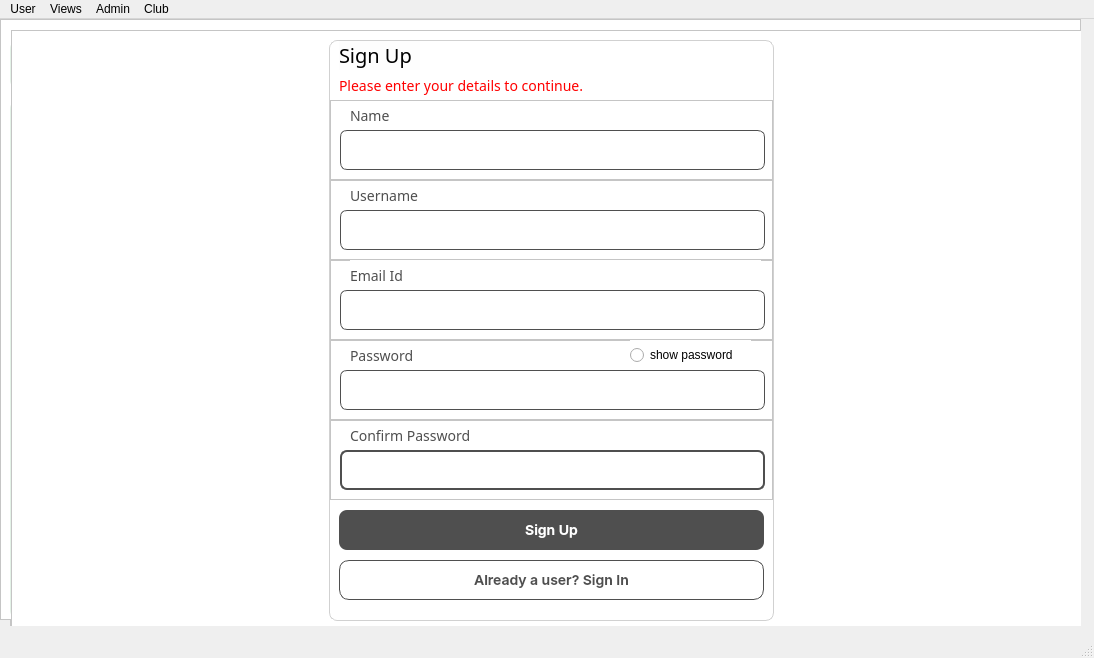
Qt form root_copy copy.ui (tejashwinn/22-01-2022) before a commit.
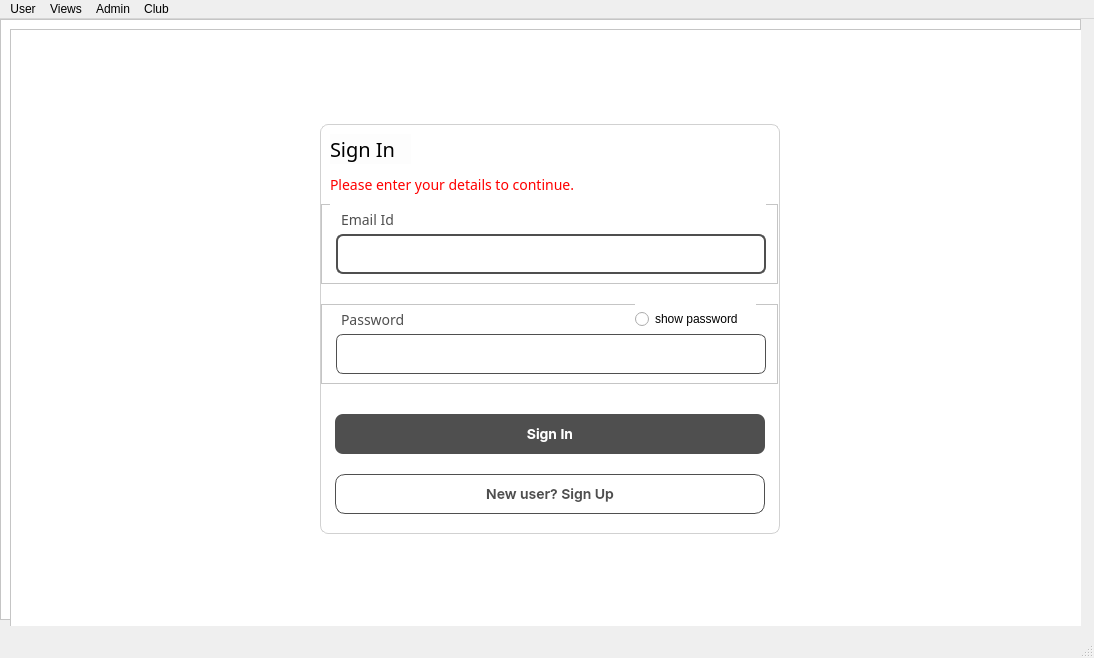
The same form after that commit. Icons and pictures are not drawn.

```diff
--- a/root_copy copy.ui
+++ b/root_copy copy.ui
@@ -923,6 +923,19 @@
 </string>
          </property>
         </widget>
+        <widget class="QRadioButton" name="in_password_radio">
+         <property name="geometry">
+          <rect>
+           <x>314</x>
+           <y>0</y>
+           <width>121</width>
+           <height>30</height>
+          </rect>
+         </property>
+         <property name="text">
+          <string>show password</string>
+         </property>
+        </widget>
        </widget>
        <widget class="QPushButton" name="in_sign_in_button">
         <property name="geometry">
@@ -1544,9 +1557,9 @@
     <zorder>static_assignment</zorder>
     <zorder>assign_scroll_area</zorder>
    </widget>
-   <zorder>in_outer_frame</zorder>
    <zorder>main_class_frame</zorder>
    <zorder>up_outer_frame</zorder>
+   <zorder>in_outer_frame</zorder>
   </widget>
   <widget class="QMenuBar" name="menubar">
    <property name="geometry">
```
